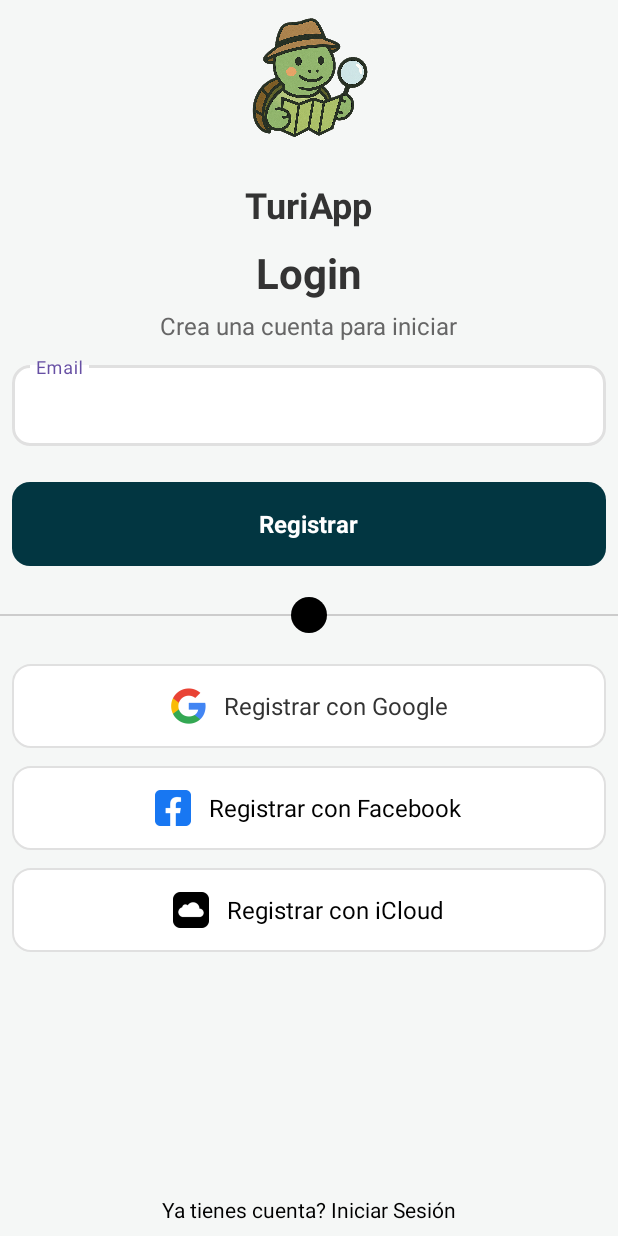
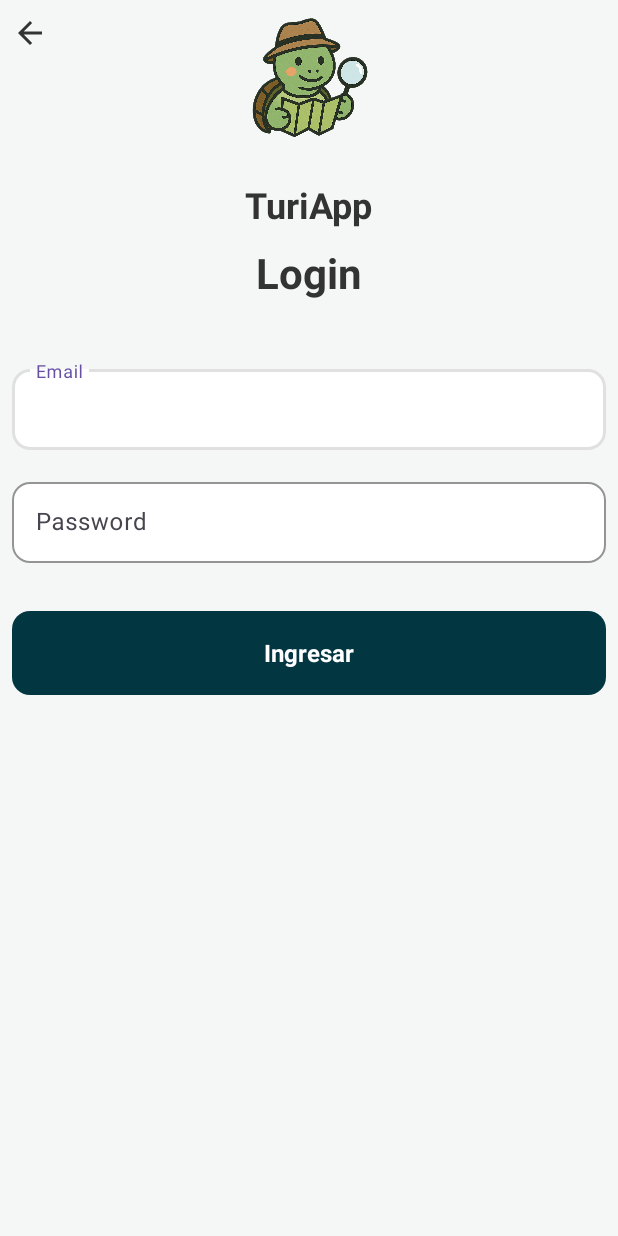
Before and after one commit to HugoRoca/turiapp, an Android app: the screen it shows after launch (MainActivity before the commit, LoginActivity after it), after a tap on "Ya tienes cuenta? Iniciar Sesión", on a phone screen of 412 x 824 dp. Run offline under Robolectric (Android 15) with nearby library versions, the phone set to English and light mode, and no system bars.

Commit message:
implements login

```diff
--- a/app_turiapp/app/src/main/AndroidManifest.xml
+++ b/app_turiapp/app/src/main/AndroidManifest.xml
@@ -2,7 +2,10 @@
 <manifest xmlns:android="http://schemas.android.com/apk/res/android"
     xmlns:tools="http://schemas.android.com/tools">
 
+    <uses-permission android:name="android.permission.INTERNET" />
+
     <application
+        android:networkSecurityConfig="@xml/network_security_config"
         android:allowBackup="true"
         android:dataExtractionRules="@xml/data_extraction_rules"
         android:fullBackupContent="@xml/backup_rules"
@@ -20,6 +23,9 @@
                 <category android:name="android.intent.category.LAUNCHER" />
             </intent-filter>
         </activity>
+        <activity
+            android:name=".LoginActivity"
+            android:exported="false" />
     </application>
 
 </manifest>
--- /dev/null
+++ b/app_turiapp/app/src/main/java/com/app_turiapp/LoginActivity.kt
@@ -0,0 +1,125 @@
+package com.app_turiapp
+
+import android.content.Intent
+import android.os.Bundle
+import android.widget.EditText
+import android.widget.ImageView
+import android.widget.LinearLayout
+import android.widget.TextView
+import android.widget.Toast
+import androidx.activity.enableEdgeToEdge
+import androidx.appcompat.app.AppCompatActivity
+import androidx.core.view.ViewCompat
+import androidx.core.view.WindowInsetsCompat
+import androidx.lifecycle.lifecycleScope
+import com.app_turiapp.data.model.LoginRequest
+import com.app_turiapp.data.provider.ApiProvider
+import kotlinx.coroutines.launch
+
+class LoginActivity : AppCompatActivity() {
+
+    private lateinit var emailInput: EditText
+    private lateinit var passwordInput: EditText
+    private lateinit var loginButton: LinearLayout
+    private lateinit var backButton: ImageView
+    private lateinit var apiProvider: ApiProvider
+
+    override fun onCreate(savedInstanceState: Bundle?) {
+        super.onCreate(savedInstanceState)
+        enableEdgeToEdge()
+        setContentView(R.layout.activity_login)
+
+        // Configurar insets del sistema
+        ViewCompat.setOnApplyWindowInsetsListener(findViewById(R.id.main)) { v, insets ->
+            val systemBars = insets.getInsets(WindowInsetsCompat.Type.systemBars())
+            v.setPadding(systemBars.left, systemBars.top, systemBars.right, systemBars.bottom)
+            insets
+        }
+
+        // Inicializar provider
+        apiProvider = ApiProvider(this)
+
+        // Inicializar vistas
+        initializeViews()
+
+        // Configurar listeners
+        setupClickListeners()
+    }
+
+    private fun initializeViews() {
+        emailInput = findViewById(R.id.email_input)
+        passwordInput = findViewById(R.id.password_input)
+        loginButton = findViewById(R.id.login_button)
+        backButton = findViewById(R.id.back_button)
+    }
+
+    private fun setupClickListeners() {
+        // Botón de login
+        loginButton.setOnClickListener {
+            val email = emailInput.text.toString().trim()
+            val password = passwordInput.text.toString().trim()
+
+            if (isValidEmail(email) && password.isNotEmpty()) {
+                performLogin(email, password)
+            } else {
+                showToast("Por favor, completa todos los campos correctamente")
+            }
+        }
+
+        // Botón de regreso
+        backButton.setOnClickListener {
+            finish() // Regresa a la pantalla anterior
+        }
+    }
+
+    private fun isValidEmail(email: String): Boolean {
+        return android.util.Patterns.EMAIL_ADDRESS.matcher(email).matches()
+    }
+
+    private fun performLogin(email: String, password: String) {
+        lifecycleScope.launch {
+            try {
+                showToast("Iniciando sesión...")
+
+                val loginRequest = LoginRequest(
+                    identifier = email,
+                    password = password
+                )
+
+                val response = apiProvider.authApiService.login(loginRequest)
+
+                if (response.isSuccessful) {
+                    val loginResponse = response.body()
+                    if (loginResponse != null) {
+                        // Guardar token
+                        apiProvider.saveToken(loginResponse.token)
+
+                        showToast("¡Login exitoso! Bienvenido ${loginResponse.user.name ?: loginResponse.user.email}")
+
+                        // Aquí podrías navegar a la pantalla principal
+                        // val intent = Intent(this@LoginActivity, MainActivity::class.java)
+                        // startActivity(intent)
+                        // finish()
+
+                    } else {
+                        showToast("Error: Respuesta vacía del servidor")
+                    }
+                } else {
+                    when (response.code()) {
+                        401 -> showToast("Credenciales incorrectas")
+                        400 -> showToast("Datos de entrada inválidos")
+                        500 -> showToast("Error del servidor")
+                        else -> showToast("Error de conexión: ${response.code()}")
+                    }
+                }
+
+            } catch (e: Exception) {
+                showToast("Error de conexión: ${e.message}")
+            }
+        }
+    }
+
+    private fun showToast(message: String) {
+        Toast.makeText(this, message, Toast.LENGTH_SHORT).show()
+    }
+}
--- a/app_turiapp/app/src/main/java/com/app_turiapp/MainActivity.kt
+++ b/app_turiapp/app/src/main/java/com/app_turiapp/MainActivity.kt
@@ -1,5 +1,6 @@
 package com.app_turiapp
 
+import android.content.Intent
 import android.os.Bundle
 import android.widget.Button
 import android.widget.EditText
@@ -76,7 +77,8 @@ class MainActivity : AppCompatActivity() {
 
         // Enlace para iniciar sesión
         loginLink.setOnClickListener {
-            showToast("Funcionalidad de login próximamente")
+            val intent = Intent(this, LoginActivity::class.java)
+            startActivity(intent)
         }
     }
 
--- /dev/null
+++ b/app_turiapp/app/src/main/java/com/app_turiapp/data/api/AuthApiService.kt
@@ -0,0 +1,12 @@
+package com.app_turiapp.data.api
+
+import com.app_turiapp.data.model.LoginRequest
+import com.app_turiapp.data.model.LoginResponse
+import retrofit2.Response
+import retrofit2.http.Body
+import retrofit2.http.POST
+
+interface AuthApiService {
+    @POST("api/auth/login")
+    suspend fun login(@Body request: LoginRequest): Response<LoginResponse>
+}
--- /dev/null
+++ b/app_turiapp/app/src/main/java/com/app_turiapp/data/model/LoginRequest.kt
@@ -0,0 +1,6 @@
+package com.app_turiapp.data.model
+
+data class LoginRequest(
+    val identifier: String,
+    val password: String
+)
--- /dev/null
+++ b/app_turiapp/app/src/main/java/com/app_turiapp/data/provider/ApiProvider.kt
@@ -0,0 +1,74 @@
+package com.app_turiapp.data.provider
+
+import android.content.Context
+import android.content.SharedPreferences
+import com.app_turiapp.data.api.AuthApiService
+import com.app_turiapp.data.model.LoginRequest
+import com.app_turiapp.data.model.LoginResponse
+import okhttp3.Interceptor
+import okhttp3.OkHttpClient
+import okhttp3.logging.HttpLoggingInterceptor
+import retrofit2.Retrofit
+import retrofit2.converter.gson.GsonConverterFactory
+import java.util.concurrent.TimeUnit
+
+class ApiProvider(private val context: Context) {
+
+    companion object {
+        private const val BASE_URL = "http://192.168.0.25:3000/" // Cambia esta IP por la de tu equipo
+        private const val PREFS_NAME = "turiapp_prefs"
+        private const val TOKEN_KEY = "auth_token"
+    }
+
+    private val sharedPreferences: SharedPreferences =
+        context.getSharedPreferences(PREFS_NAME, Context.MODE_PRIVATE)
+
+    private val authInterceptor = Interceptor { chain ->
+        val token = getToken()
+        val request = if (token != null) {
+            chain.request().newBuilder()
+                .addHeader("Authorization", "Bearer $token")
+                .build()
+        } else {
+            chain.request()
+        }
+        chain.proceed(request)
+    }
+
+    private val loggingInterceptor = HttpLoggingInterceptor().apply {
+        level = HttpLoggingInterceptor.Level.BODY
+    }
+
+    private val okHttpClient = OkHttpClient.Builder()
+        .addInterceptor(authInterceptor)
+        .addInterceptor(loggingInterceptor)
+        .connectTimeout(30, TimeUnit.SECONDS)
+        .readTimeout(30, TimeUnit.SECONDS)
+        .writeTimeout(30, TimeUnit.SECONDS)
+        .build()
+
+    private val retrofit = Retrofit.Builder()
+        .baseUrl(BASE_URL)
+        .client(okHttpClient)
+        .addConverterFactory(GsonConverterFactory.create())
+        .build()
+
+    val authApiService: AuthApiService = retrofit.create(AuthApiService::class.java)
+
+    // Token management
+    fun saveToken(token: String) {
+        sharedPreferences.edit().putString(TOKEN_KEY, token).apply()
+    }
+
+    fun getToken(): String? {
+        return sharedPreferences.getString(TOKEN_KEY, null)
+    }
+
+    fun clearToken() {
+        sharedPreferences.edit().remove(TOKEN_KEY).apply()
+    }
+
+    fun isLoggedIn(): Boolean {
+        return getToken() != null
+    }
+}
--- /dev/null
+++ b/app_turiapp/app/src/main/res/drawable/icon_back.xml
@@ -0,0 +1,5 @@
+<vector xmlns:android="http://schemas.android.com/apk/res/android" android:autoMirrored="true" android:height="128dp" android:tint="#333333" android:viewportHeight="960" android:viewportWidth="960" android:width="128dp">
+
+    <path android:fillColor="@android:color/white" android:pathData="M313,520L537,744L480,800L160,480L480,160L537,216L313,440L800,440L800,520L313,520Z"/>
+
+</vector>
--- /dev/null
+++ b/app_turiapp/app/src/main/res/layout/activity_login.xml
@@ -0,0 +1,153 @@
+<?xml version="1.0" encoding="utf-8"?>
+<androidx.constraintlayout.widget.ConstraintLayout xmlns:android="http://schemas.android.com/apk/res/android"
+    xmlns:app="http://schemas.android.com/apk/res-auto"
+    xmlns:tools="http://schemas.android.com/tools"
+    android:id="@+id/main"
+    android:layout_width="match_parent"
+    android:layout_height="match_parent"
+    android:background="@color/light_gray"
+    android:paddingStart="32dp"
+    android:paddingEnd="32dp"
+    android:paddingTop="24dp"
+    android:paddingBottom="24dp"
+    tools:context=".LoginActivity">
+
+    <!-- Botón de regreso -->
+    <ImageView
+        android:id="@+id/back_button"
+        android:layout_width="24dp"
+        android:layout_height="24dp"
+        android:layout_marginTop="10dp"
+        android:src="@drawable/icon_back"
+        android:clickable="true"
+        android:focusable="true"
+        android:background="?android:attr/selectableItemBackground"
+        android:padding="0dp"
+        android:layout_marginStart="8dp"
+        android:layout_marginEnd="8dp"
+        app:layout_constraintStart_toStartOf="parent"
+        app:layout_constraintTop_toTopOf="parent" />
+
+    <!-- Logo y nombre de la app -->
+    <ImageView
+        android:id="@+id/logo"
+        android:layout_width="120dp"
+        android:layout_height="120dp"
+        android:layout_marginTop="0dp"
+        android:src="@drawable/logo"
+        app:layout_constraintEnd_toEndOf="parent"
+        app:layout_constraintStart_toStartOf="parent"
+        app:layout_constraintTop_toTopOf="parent" />
+
+    <TextView
+        android:id="@+id/app_name"
+        android:layout_width="wrap_content"
+        android:layout_height="wrap_content"
+        android:layout_marginTop="0dp"
+        android:text="@string/app_name"
+        android:textColor="@color/text_primary"
+        android:textSize="24sp"
+        android:textStyle="bold"
+        app:layout_constraintEnd_toEndOf="parent"
+        app:layout_constraintStart_toStartOf="parent"
+        app:layout_constraintTop_toBottomOf="@id/logo" />
+
+    <!-- Título Login -->
+    <TextView
+        android:id="@+id/login_title"
+        android:layout_width="wrap_content"
+        android:layout_height="wrap_content"
+        android:layout_marginTop="10dp"
+        android:text="@string/login_title"
+        android:textColor="@color/text_primary"
+        android:textSize="28sp"
+        android:textStyle="bold"
+        app:layout_constraintEnd_toEndOf="parent"
+        app:layout_constraintStart_toStartOf="parent"
+        app:layout_constraintTop_toBottomOf="@id/app_name" />
+
+    <!-- Campo de email -->
+    <com.google.android.material.textfield.TextInputLayout
+        android:id="@+id/email_input_layout"
+        android:layout_width="0dp"
+        android:layout_height="wrap_content"
+        android:layout_marginTop="40dp"
+        android:layout_marginStart="8dp"
+        android:layout_marginEnd="8dp"
+        android:hint="@string/email_hint"
+        app:boxBackgroundColor="@color/white"
+        app:boxCornerRadiusTopEnd="12dp"
+        app:boxCornerRadiusTopStart="12dp"
+        app:boxCornerRadiusBottomEnd="12dp"
+        app:boxCornerRadiusBottomStart="12dp"
+        app:boxStrokeColor="@color/input_border"
+        app:layout_constraintEnd_toEndOf="parent"
+        app:layout_constraintStart_toStartOf="parent"
+        app:layout_constraintTop_toBottomOf="@id/login_title">
+
+        <com.google.android.material.textfield.TextInputEditText
+            android:id="@+id/email_input"
+            android:layout_width="match_parent"
+            android:layout_height="wrap_content"
+            android:inputType="textEmailAddress"
+            android:padding="16dp" />
+
+    </com.google.android.material.textfield.TextInputLayout>
+
+    <!-- Campo de contraseña -->
+    <com.google.android.material.textfield.TextInputLayout
+        android:id="@+id/password_input_layout"
+        android:layout_width="0dp"
+        android:layout_height="wrap_content"
+        android:layout_marginTop="16dp"
+        android:layout_marginStart="8dp"
+        android:layout_marginEnd="8dp"
+        android:hint="@string/password_hint"
+        app:boxBackgroundColor="@color/white"
+        app:boxCornerRadiusTopEnd="12dp"
+        app:boxCornerRadiusTopStart="12dp"
+        app:boxCornerRadiusBottomEnd="12dp"
+        app:boxCornerRadiusBottomStart="12dp"
+        app:boxStrokeColor="@color/input_border"
+        app:layout_constraintEnd_toEndOf="parent"
+        app:layout_constraintStart_toStartOf="parent"
+        app:layout_constraintTop_toBottomOf="@id/email_input_layout">
+
+        <com.google.android.material.textfield.TextInputEditText
+            android:id="@+id/password_input"
+            android:layout_width="match_parent"
+            android:layout_height="wrap_content"
+            android:inputType="textPassword"
+            android:padding="16dp" />
+
+    </com.google.android.material.textfield.TextInputLayout>
+
+    <!-- Botón Ingresar -->
+    <LinearLayout
+        android:id="@+id/login_button"
+        android:layout_width="0dp"
+        android:layout_height="56dp"
+        android:layout_marginTop="32dp"
+        android:layout_marginStart="8dp"
+        android:layout_marginEnd="8dp"
+        android:background="@drawable/button_background"
+        android:gravity="center"
+        android:orientation="horizontal"
+        android:clickable="true"
+        android:focusable="true"
+        android:padding="16dp"
+        app:layout_constraintEnd_toEndOf="parent"
+        app:layout_constraintStart_toStartOf="parent"
+        app:layout_constraintTop_toBottomOf="@id/password_input_layout">
+
+        <TextView
+            android:layout_width="wrap_content"
+            android:layout_height="wrap_content"
+            android:text="@string/login_button"
+            android:textColor="@color/white"
+            android:textSize="16sp"
+            android:textStyle="bold" />
+
+    </LinearLayout>
+
+</androidx.constraintlayout.widget.ConstraintLayout>
--- a/app_turiapp/app/src/main/res/values/strings.xml
+++ b/app_turiapp/app/src/main/res/values/strings.xml
@@ -8,4 +8,6 @@
     <string name="register_facebook">Registrar con Facebook</string>
     <string name="register_icloud">Registrar con iCloud</string>
     <string name="already_have_account">Ya tienes cuenta? Iniciar Sesión</string>
+    <string name="password_hint">Password</string>
+    <string name="login_button">Ingresar</string>
 </resources>
```
Also changed, not shown: app_turiapp/app/build.gradle.kts (+8 -0 lines), app_turiapp/app/src/main/java/com/app_turiapp/data/model/LoginResponse.kt (added, +12 -0 lines), app_turiapp/app/src/main/res/xml/network_security_config.xml (added, +8 -0 lines), app_turiapp/gradle/libs.versions.toml (+8 -0 lines).
